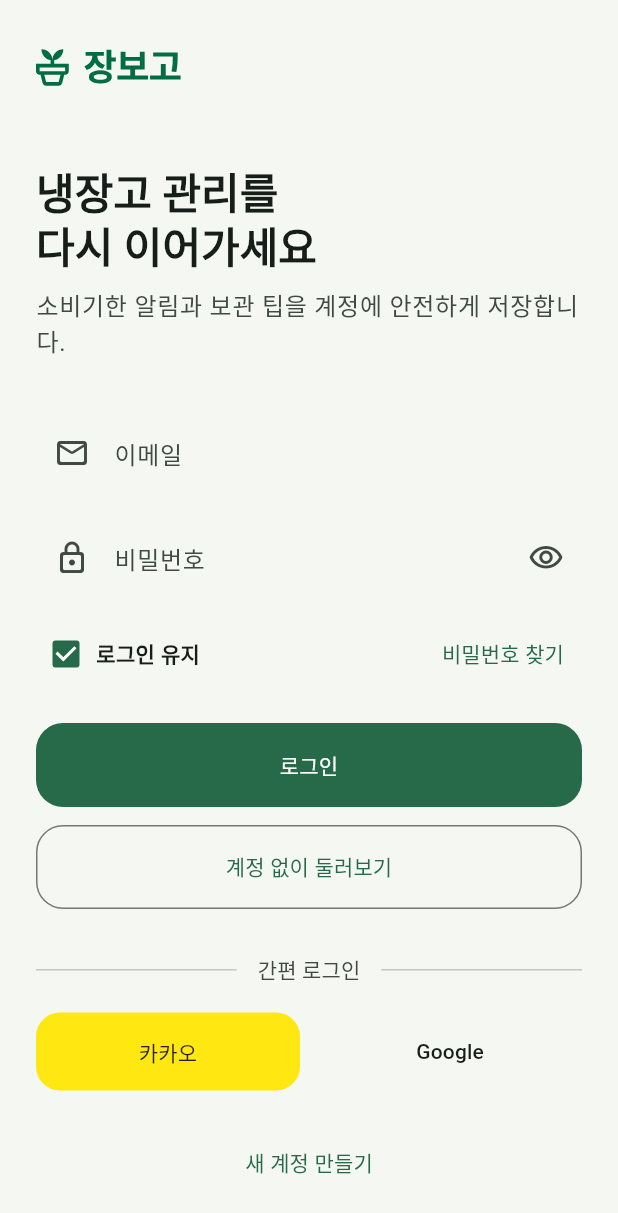
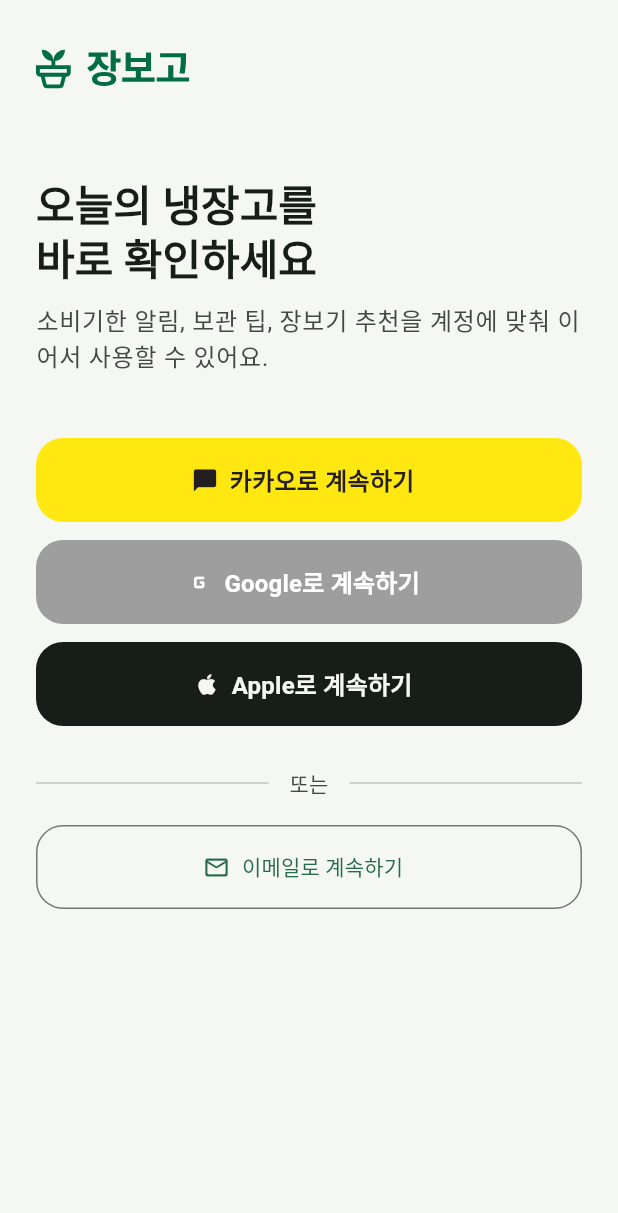
Before and after one commit to wookmin/moapp_Teamp, a Flutter app: the screen it shows after launch, on a phone screen of 412 x 824 dp. Shown: the top 1213 px of the screen. Run offline on Flutter 3.47's test engine with Material 3 defaults, Android fonts, the phone set to English and light mode, and no system bars; our stand-ins replace flutter_svg.

Commit message:
로그인 화면 UI 변경

```diff
--- a/lib/screens/login/login_screen.dart
+++ b/lib/screens/login/login_screen.dart
@@ -9,11 +9,17 @@
 }
 
 class _LoginScreenState extends State<LoginScreen> {
-  bool _rememberMe = true;
+  bool _showEmailForm = false;
   bool _obscurePassword = true;
 
   void _goToDashboard() {
     Navigator.of(context).pushNamedAndRemoveUntil('/', (route) => false);
+  }
+
+  void _showEmailLogin() {
+    setState(() {
+      _showEmailForm = true;
+    });
   }
 
   @override
@@ -26,123 +32,60 @@
         child: ListView(
           padding: const EdgeInsets.fromLTRB(24, 28, 24, 32),
           children: [
-            Align(
+            SvgPicture.asset(
+              'assets/appLogo.svg',
+              height: 36,
               alignment: Alignment.centerLeft,
-              child: SvgPicture.asset('assets/appLogo.svg', height: 34),
             ),
-            const SizedBox(height: 48),
+            const SizedBox(height: 54),
             Text(
-              '냉장고 관리를\n다시 이어가세요',
+              '오늘의 냉장고를\n바로 확인하세요',
               style: theme.textTheme.headlineMedium?.copyWith(
                 fontWeight: FontWeight.w800,
                 height: 1.2,
                 color: colorScheme.onSurface,
               ),
             ),
-            const SizedBox(height: 10),
+            const SizedBox(height: 12),
             Text(
-              '소비기한 알림과 보관 팁을 계정에 안전하게 저장합니다.',
+              '소비기한 알림, 보관 팁, 장보기 추천을 계정에 맞춰 이어서 사용할 수 있어요.',
               style: theme.textTheme.bodyLarge?.copyWith(
                 color: colorScheme.onSurfaceVariant,
                 height: 1.45,
               ),
             ),
-            const SizedBox(height: 34),
-            TextField(
-              keyboardType: TextInputType.emailAddress,
-              textInputAction: TextInputAction.next,
-              decoration: InputDecoration(
-                hintText: '이메일',
-                prefixIcon: const Icon(Icons.mail_outline_rounded),
-                filled: true,
-                fillColor: colorScheme.surface,
-                border: OutlineInputBorder(
-                  borderRadius: BorderRadius.circular(18),
-                  borderSide: BorderSide.none,
-                ),
-              ),
-            ),
-            const SizedBox(height: 14),
-            TextField(
-              obscureText: _obscurePassword,
-              textInputAction: TextInputAction.done,
-              onSubmitted: (_) => _goToDashboard(),
-              decoration: InputDecoration(
-                hintText: '비밀번호',
-                prefixIcon: const Icon(Icons.lock_outline_rounded),
-                suffixIcon: IconButton(
-                  onPressed: () {
-                    setState(() {
-                      _obscurePassword = !_obscurePassword;
-                    });
-                  },
-                  icon: Icon(
-                    _obscurePassword
-                        ? Icons.visibility_outlined
-                        : Icons.visibility_off_outlined,
-                  ),
-                  tooltip: _obscurePassword ? '비밀번호 보기' : '비밀번호 숨기기',
-                ),
-                filled: true,
-                fillColor: colorScheme.surface,
-                border: OutlineInputBorder(
-                  borderRadius: BorderRadius.circular(18),
-                  borderSide: BorderSide.none,
-                ),
-              ),
+            const SizedBox(height: 42),
+            _SocialLoginButton(
+              label: '카카오로 계속하기',
+              icon: Icons.chat_bubble_rounded,
+              backgroundColor: const Color(0xFFFFE812),
+              foregroundColor: const Color(0xFF241E1F),
+              onPressed: _goToDashboard,
             ),
             const SizedBox(height: 12),
-            Row(
-              children: [
-                Checkbox(
-                  value: _rememberMe,
-                  visualDensity: VisualDensity.compact,
-                  onChanged: (value) {
-                    setState(() {
-                      _rememberMe = value ?? false;
-                    });
-                  },
-                ),
-                Text(
-                  '로그인 유지',
-                  style: theme.textTheme.bodyMedium?.copyWith(
-                    fontWeight: FontWeight.w600,
-                  ),
-                ),
-                const Spacer(),
-                TextButton(onPressed: () {}, child: const Text('비밀번호 찾기')),
-              ],
-            ),
-            const SizedBox(height: 22),
-            FilledButton(
+            _SocialLoginButton(
+              label: 'Google로 계속하기',
+              icon: Icons.g_mobiledata_rounded,
+              backgroundColor: Colors.grey,
+              foregroundColor: Colors.white,
               onPressed: _goToDashboard,
-              style: FilledButton.styleFrom(
-                minimumSize: const Size.fromHeight(56),
-                shape: RoundedRectangleBorder(
-                  borderRadius: BorderRadius.circular(18),
-                ),
-              ),
-              child: const Text('로그인'),
             ),
             const SizedBox(height: 12),
-            OutlinedButton(
+            _SocialLoginButton(
+              label: 'Apple로 계속하기',
+              icon: Icons.apple_rounded,
+              backgroundColor: colorScheme.onSurface,
+              foregroundColor: colorScheme.surface,
               onPressed: _goToDashboard,
-              style: OutlinedButton.styleFrom(
-                minimumSize: const Size.fromHeight(56),
-                shape: RoundedRectangleBorder(
-                  borderRadius: BorderRadius.circular(18),
-                ),
-              ),
-              child: const Text('계정 없이 둘러보기'),
             ),
-            const SizedBox(height: 30),
+            const SizedBox(height: 28),
             Row(
               children: [
                 Expanded(child: Divider(color: colorScheme.outlineVariant)),
                 Padding(
                   padding: const EdgeInsets.symmetric(horizontal: 14),
                   child: Text(
-                    '간편 로그인',
+                    '또는',
                     style: theme.textTheme.labelLarge?.copyWith(
                       color: colorScheme.onSurfaceVariant,
                     ),
@@ -152,33 +95,34 @@
               ],
             ),
             const SizedBox(height: 18),
-            Row(
-              children: [
-                Expanded(
-                  child: _SocialLoginButton(
-                    label: '카카오',
-                    backgroundColor: const Color(0xFFFFE812),
-                    foregroundColor: const Color(0xFF241E1F),
-                    onPressed: _goToDashboard,
-                  ),
+            OutlinedButton.icon(
+              onPressed: _showEmailLogin,
+              icon: const Icon(Icons.mail_outline_rounded),
+              label: const Text('이메일로 계속하기'),
+              style: OutlinedButton.styleFrom(
+                minimumSize: const Size.fromHeight(56),
+                shape: RoundedRectangleBorder(
+                  borderRadius: BorderRadius.circular(18),
                 ),
-                const SizedBox(width: 12),
-                Expanded(
-                  child: _SocialLoginButton(
-                    label: 'Google',
-                    backgroundColor: colorScheme.surface,
-                    foregroundColor: colorScheme.onSurface,
-                    onPressed: _goToDashboard,
-                  ),
-                ),
-              ],
+              ),
             ),
-            const SizedBox(height: 24),
-            Center(
-              child: TextButton(
-                onPressed: () {},
-                child: const Text('새 계정 만들기'),
-              ),
+            AnimatedSwitcher(
+              duration: const Duration(milliseconds: 220),
+              child: _showEmailForm
+                  ? Padding(
+                      key: const ValueKey('email-form'),
+                      padding: const EdgeInsets.only(top: 18),
+                      child: _EmailLoginForm(
+                        obscurePassword: _obscurePassword,
+                        onTogglePasswordVisibility: () {
+                          setState(() {
+                            _obscurePassword = !_obscurePassword;
+                          });
+                        },
+                        onSubmit: _goToDashboard,
+                      ),
+                    )
+                  : const SizedBox.shrink(key: ValueKey('empty-email-form')),
             ),
           ],
         ),
@@ -187,31 +131,126 @@
   }
 }
 
+class _EmailLoginForm extends StatelessWidget {
+  const _EmailLoginForm({
+    required this.obscurePassword,
+    required this.onTogglePasswordVisibility,
+    required this.onSubmit,
+  });
+
+  final bool obscurePassword;
+  final VoidCallback onTogglePasswordVisibility;
+  final VoidCallback onSubmit;
+
+  @override
+  Widget build(BuildContext context) {
+    final colorScheme = Theme.of(context).colorScheme;
+
+    return Column(
+      children: [
+        TextField(
+          keyboardType: TextInputType.emailAddress,
+          textInputAction: TextInputAction.next,
+          decoration: _inputDecoration(
+            context,
+            hintText: '이메일',
+            icon: Icons.mail_outline_rounded,
+          ),
+        ),
+        const SizedBox(height: 12),
+        TextField(
+          obscureText: obscurePassword,
+          textInputAction: TextInputAction.done,
+          onSubmitted: (_) => onSubmit(),
+          decoration: _inputDecoration(
+            context,
+            hintText: '비밀번호',
+            icon: Icons.lock_outline_rounded,
+            suffixIcon: IconButton(
+              onPressed: onTogglePasswordVisibility,
+              icon: Icon(
+                obscurePassword
+                    ? Icons.visibility_outlined
+                    : Icons.visibility_off_outlined,
+              ),
+              tooltip: obscurePassword ? '비밀번호 보기' : '비밀번호 숨기기',
+            ),
+          ),
+        ),
+        const SizedBox(height: 14),
+        FilledButton(
+          onPressed: onSubmit,
+          style: FilledButton.styleFrom(
+            minimumSize: const Size.fromHeight(56),
+            shape: RoundedRectangleBorder(
+              borderRadius: BorderRadius.circular(18),
+            ),
+          ),
+          child: const Text('로그인'),
+        ),
+        const SizedBox(height: 8),
+        TextButton(
+          onPressed: () {},
+          style: TextButton.styleFrom(foregroundColor: colorScheme.primary),
+          child: const Text('비밀번호 찾기'),
+        ),
+      ],
+    );
+  }
+
+  InputDecoration _inputDecoration(
+    BuildContext context, {
+    required String hintText,
+    required IconData icon,
+    Widget? suffixIcon,
+  }) {
+    final colorScheme = Theme.of(context).colorScheme;
+
+    return InputDecoration(
+      hintText: hintText,
+      prefixIcon: Icon(icon),
+      suffixIcon: suffixIcon,
+      filled: true,
+      fillColor: colorScheme.surface,
+      border: OutlineInputBorder(
+        borderRadius: BorderRadius.circular(18),
+        borderSide: BorderSide.none,
+      ),
+    );
+  }
+}
+
 class _SocialLoginButton extends StatelessWidget {
   const _SocialLoginButton({
     required this.label,
+    required this.icon,
     required this.backgroundColor,
     required this.foregroundColor,
     required this.onPressed,
   });
 
   final String label;
+  final IconData icon;
   final Color backgroundColor;
   final Color foregroundColor;
   final VoidCallback onPressed;
 
   @override
   Widget build(BuildContext context) {
-    return FilledButton(
+    return FilledButton.icon(
       onPressed: onPressed,
+      icon: Icon(icon),
+      label: Text(label),
       style: FilledButton.styleFrom(
         backgroundColor: backgroundColor,
         foregroundColor: foregroundColor,
         elevation: 0,
-        minimumSize: const Size.fromHeight(52),
-        shape: RoundedRectangleBorder(borderRadius: BorderRadius.circular(16)),
+        minimumSize: const Size.fromHeight(56),
+        shape: RoundedRectangleBorder(borderRadius: BorderRadius.circular(18)),
+        textStyle: Theme.of(
+          context,
+        ).textTheme.titleMedium?.copyWith(fontWeight: FontWeight.w700),
       ),
-      child: Text(label),
     );
   }
 }
```
